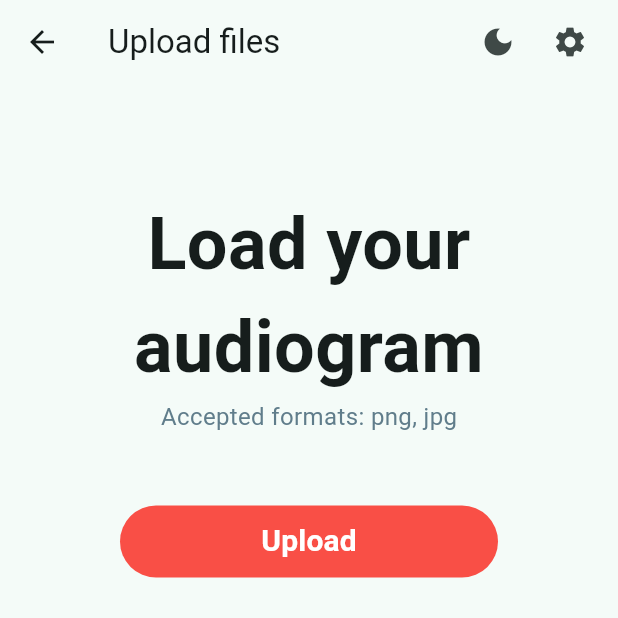
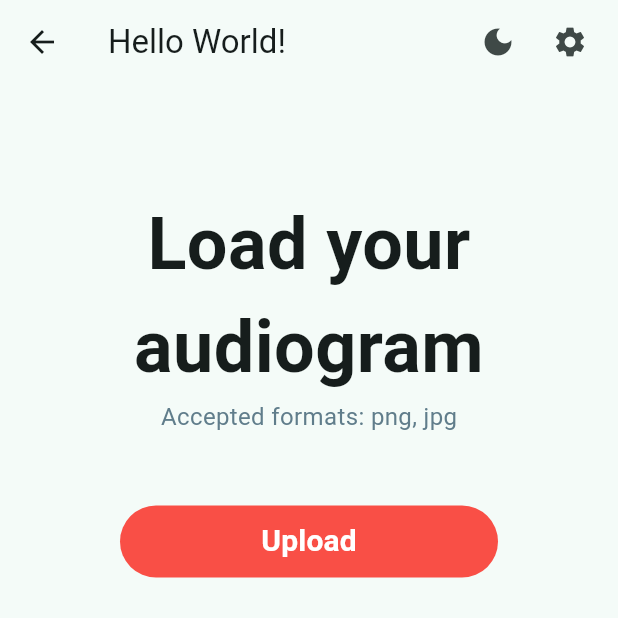
Before and after one commit to HearMate/hear-mate-app, a Flutter app: the EchoParseUploadScreen screen opened by its route, on a phone screen of 412 x 824 dp, the top half of it. Run offline on Flutter 3.47's test engine with Material 3 defaults, Android fonts, the phone set to English and light mode, and no system bars; our stand-ins replace audioplayers, bloc, fl_chart, flutter_bloc, flutter_svg, lottie; generated files the repository leaves out were written again.

Commit message:
Add localization support with English and Polish translations

```diff
--- /dev/null
+++ b/l10n.yaml
@@ -0,0 +1,3 @@
+arb-dir: lib/l10n
+template-arb-file: app_en.arb
+output-localization-file: app_localizations.dart
--- /dev/null
+++ b/lib/l10n/app_en.arb
@@ -0,0 +1,6 @@
+{
+    "helloWorld": "Hello World!",
+    "@helloWorld": {
+        "description": "The conventional newborn programmer greeting"
+    }
+}
--- /dev/null
+++ b/lib/l10n/app_pl.arb
@@ -0,0 +1,3 @@
+{
+    "helloWorld": "Witaj Świecie!"
+}
--- a/lib/modules/echo_parse/screens/echo_parse_upload_page/echo_parse_upload_page.dart
+++ b/lib/modules/echo_parse/screens/echo_parse_upload_page/echo_parse_upload_page.dart
@@ -3,6 +3,7 @@ import 'package:flutter_svg/svg.dart';
 import 'package:hear_mate_app/data/constants.dart';
 import 'package:hear_mate_app/data/notifiers.dart';
 import 'package:hear_mate_app/widgets/hm_app_bar.dart';
+import 'package:flutter_gen/gen_l10n/app_localizations.dart';
 import 'package:lottie/lottie.dart';
 
 class EchoParseUploadScreen extends StatefulWidget {
@@ -19,7 +20,7 @@ class _EchoParseUploadScreenState extends State<EchoParseUploadScreen> {
   @override
   Widget build(BuildContext context) {
     return Scaffold(
-      appBar: HMAppBar(title: "Upload files"),
+      appBar: HMAppBar(title: AppLocalizations.of(context)!.helloWorld),
       body: SizedBox(
         width: double.infinity,
         child: SingleChildScrollView(
--- a/pubspec.yaml
+++ b/pubspec.yaml
@@ -40,6 +40,8 @@ dependencies:
   audioplayers: ^6.2.0
   flutter_svg: ^2.0.7
   lottie: ^3.3.1
+  flutter_localization: ^0.3.2
+  intl: ^0.19.0
 
 dev_dependencies:
   flutter_test:
@@ -57,6 +59,7 @@ dev_dependencies:
 
 # The following section is specific to Flutter packages.
 flutter:
+  generate: true
   fonts:
       - family: Aoboshi One
         fonts:
```
Also changed, not shown: lib/main.dart (+12 -0 lines), assets/images/pg-logo.png (added), pubspec.lock, 6 other files.
